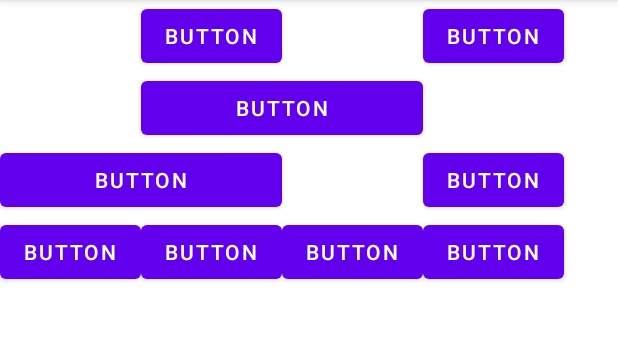
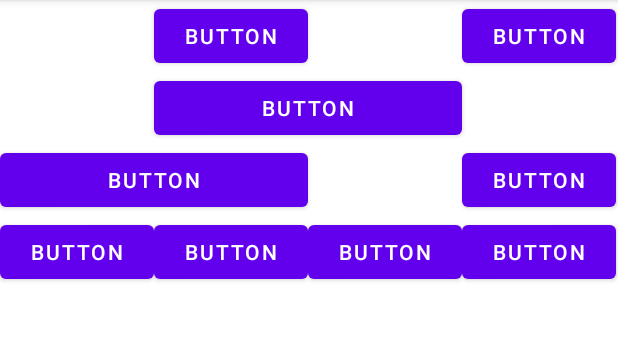
Before and after one commit to 21424070-vinhapp/TableLayout03032022, an Android app: the screen it shows after launch (MainActivity), on a phone screen of 412 x 824 dp, the part 84-425 px from its top. Run offline under Robolectric (Android 15) with nearby library versions, the phone set to English and light mode, and no system bars.

```diff
--- a/app/src/main/res/layout/activity_main.xml
+++ b/app/src/main/res/layout/activity_main.xml
@@ -9,6 +9,8 @@
     tools:context=".MainActivity">
 
     <TableLayout
+
+        android:stretchColumns="*"
         android:layout_width="match_parent"
         android:layout_height="match_parent">
 
```
